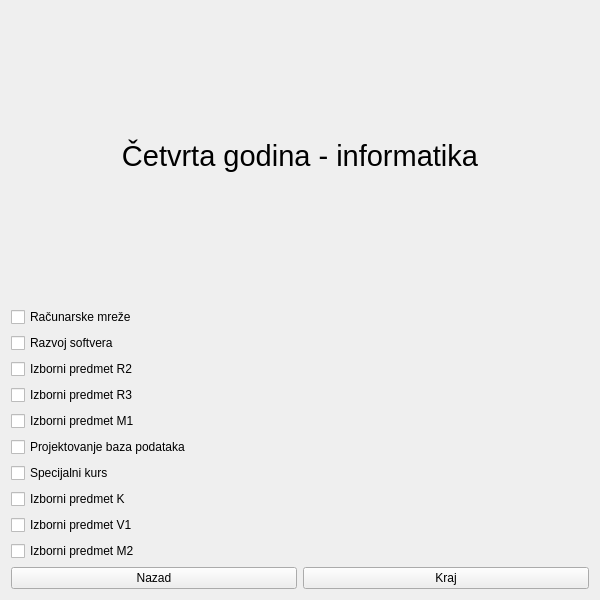
stenjo1/MATF_Planner, file Planer/MatfPlaner/forms/FourthYearI.ui: the form before one commit.
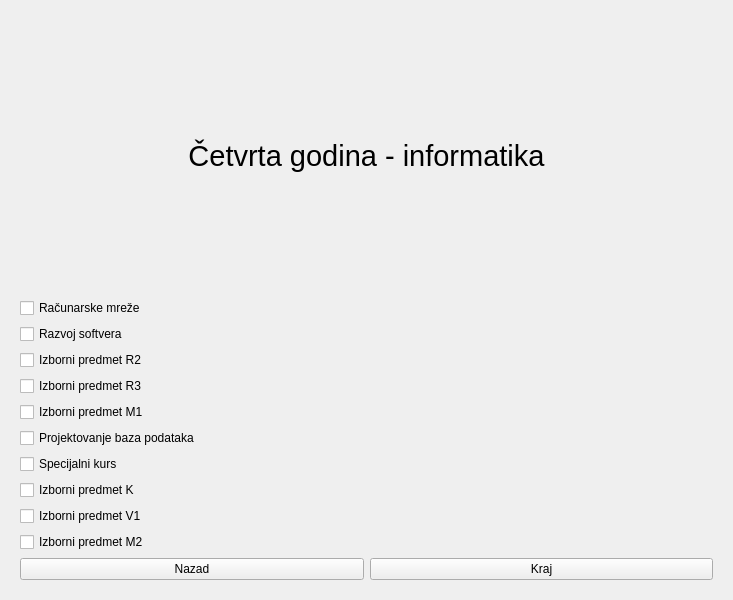
The form after the commit.

Commit message: fixed ui class for fourth year

```diff
--- a/Planer/MatfPlaner/forms/FourthYearI.ui
+++ b/Planer/MatfPlaner/forms/FourthYearI.ui
@@ -6,7 +6,7 @@
    <rect>
     <x>0</x>
     <y>0</y>
-    <width>600</width>
+    <width>733</width>
     <height>600</height>
    </rect>
   </property>
@@ -15,6 +15,9 @@
   </property>
   <layout class="QVBoxLayout" name="verticalLayout">
    <item>
+    <widget class="QWidget" name="centralwidget_2" native="true">
+     <layout class="QVBoxLayout" name="centralwidget">
+      <item>
     <widget class="QLabel" name="label">
      <property name="font">
       <font>
@@ -30,8 +33,6 @@
     </widget>
    </item>
    <item>
-    <layout class="QVBoxLayout" name="centralwidget">
-     <item>
       <widget class="QCheckBox" name="cbRM">
        <property name="text">
         <string>Računarske mreže</string>
@@ -101,8 +102,6 @@
        </property>
       </widget>
      </item>
-    </layout>
-   </item>
    <item>
     <layout class="QHBoxLayout" name="horizontalWidget">
      <item>
@@ -120,6 +119,9 @@
       </widget>
      </item>
     </layout>
+      </item>
+     </layout>
+    </widget>
    </item>
   </layout>
  </widget>
```
Lines whose indentation alone changed are shown as unchanged. The commit also changes 4 other files.
